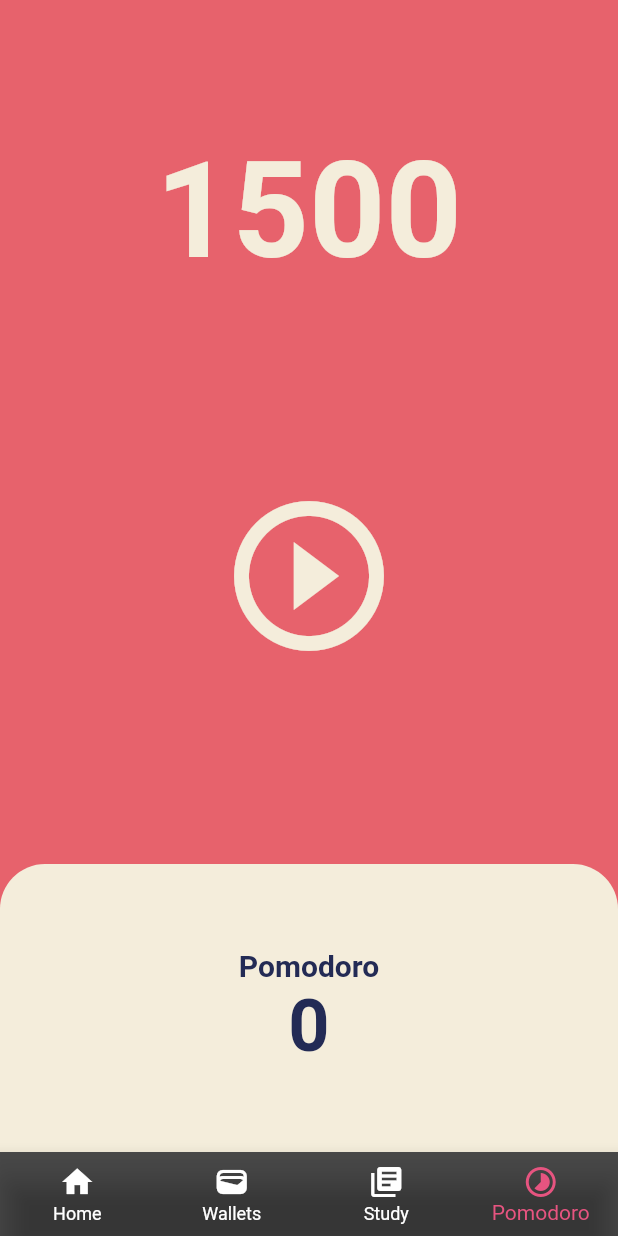
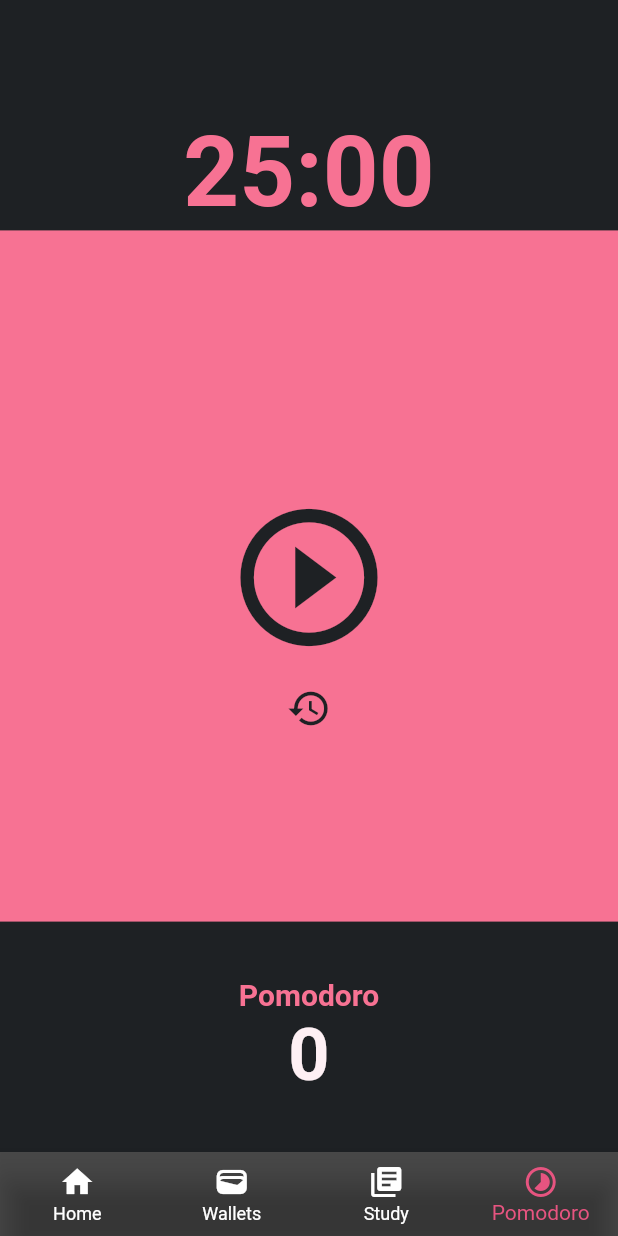
Before and after one commit to GangOn0215/flutter-toonfilx, a Flutter app: the screen it shows after launch, item 4 of the bottom bar chosen, on a phone screen of 412 x 824 dp. Run offline on Flutter 3.47's test engine with Material 2 defaults, Android fonts, the phone set to English and light mode, and no system bars.

Commit message:
#5.4 Code Challenge

```diff
--- a/lib/screens/pomodoro_screen.dart
+++ b/lib/screens/pomodoro_screen.dart
@@ -10,18 +10,61 @@ class PomodoroScreen extends StatefulWidget {
 }
 
 class _PomodoroScreenState extends State<PomodoroScreen> {
-  final _backgroundColor = const Color(0xFFE7626C);
-  final _textHeadline1 = const Color(0xFF232B55);
-  final _cardColor = const Color(0xFFF4EDDB);
+  final _backgroundColor = const Color(0XFFF77293);
+  final _cardColor = const Color(0XFFFEF0F4);
+  final _mainBlackColor = const Color(0xFF1E2124);
 
-  int totalSeconds = 1500; // 총시간
+  static const initSeconds = 1500;
+
+  int totalSeconds = 0; // 총시간
+  int currentMin = 0;
+  int currentSec = 0;
   int totalPomodoro = 0;
   bool isRunning = false; // 돌아가는 중?
   late Timer timer;
 
+  String formatZero(int nMinSec) {
+    if (nMinSec < 10) {
+      return '0$nMinSec';
+    } else {
+      return '$nMinSec';
+    }
+  }
+
+  @override
+  void initState() {
+    super.initState();
+
+    reset(isEnd: false);
+    // reset(false);
+  }
+
+  void reset({required bool isEnd}) {
+    totalSeconds = initSeconds;
+    calMinSec();
+
+    if (isEnd) {
+      onPausePressed();
+    }
+  }
+
+  void calMinSec() {
+    currentMin = totalSeconds ~/ 60;
+    currentSec = (totalSeconds % 60).toInt();
+  }
+
   void onTick(Timer timer) {
+    if (totalSeconds <= 0) {
+      reset(isEnd: true);
+      totalPomodoro += 1;
+
+      return;
+    }
+
     setState(() {
       totalSeconds -= 1;
+
+      calMinSec();
     });
   }
 
@@ -45,11 +88,7 @@ class _PomodoroScreenState extends State<PomodoroScreen> {
   }
 
   void onReset() {
-    timer.cancel();
-    setState(() {
-      isRunning = false;
-      totalSeconds = 1500;
-    });
+    reset(isEnd: true);
   }
 
   @override
@@ -61,31 +100,48 @@ class _PomodoroScreenState extends State<PomodoroScreen> {
           Flexible(
             flex: 1,
             child: Container(
+              color: _mainBlackColor,
               alignment: Alignment.bottomCenter,
               child: Text(
-                '$totalSeconds',
+                '${formatZero(currentMin)}:${formatZero(currentSec)}',
                 style: TextStyle(
-                  color: _cardColor,
-                  fontSize: 89,
+                  color: _backgroundColor,
+                  fontSize: 65,
                   fontWeight: FontWeight.w600,
                 ),
               ),
             ),
           ),
           Flexible(
-            flex: 2,
-            child: Container(
-              alignment: Alignment.center,
+            flex: 3,
+            child: Column(
+              mainAxisAlignment: MainAxisAlignment.center,
+              children: [
+                Transform.translate(
+                  offset: const Offset(0, 25),
                   child: IconButton(
-                iconSize: 120,
+                    iconSize: 110,
                     icon: Icon(
                       isRunning
-                      ? Icons.pause_circle_filled_outlined
+                          ? Icons.pause_circle_outline_outlined
                           : Icons.play_circle_outline_outlined,
-                  color: _cardColor,
+                      color: _mainBlackColor,
                     ),
                     onPressed: isRunning ? onPausePressed : onStartPressed,
                   ),
+                ),
+                Transform.translate(
+                  offset: const Offset(0, 25),
+                  child: IconButton(
+                    iconSize: 30,
+                    icon: Icon(
+                      Icons.restore,
+                      color: _mainBlackColor,
+                    ),
+                    onPressed: onReset,
+                  ),
+                ),
+              ],
             ),
           ),
           Flexible(
@@ -94,33 +150,18 @@ class _PomodoroScreenState extends State<PomodoroScreen> {
               children: [
                 Expanded(
                   child: Container(
-                    decoration: BoxDecoration(
-                      color: _cardColor,
-                      borderRadius: const BorderRadius.only(
-                        topLeft: Radius.circular(30),
-                        topRight: Radius.circular(30),
-                      ),
-                    ),
+                    color: _mainBlackColor,
                     child: Column(
                       mainAxisAlignment: MainAxisAlignment.center,
                       children: [
-                        isRunning
-                            ? IconButton(
-                                onPressed: onReset,
-                                iconSize: 50,
-                                icon: Icon(
-                                  Icons.restore,
-                                  color: _textHeadline1,
-                                ),
-                              )
-                            : Column(
+                        Column(
                           children: [
                             Text(
                               'Pomodoro',
                               style: TextStyle(
                                 fontSize: 20,
                                 fontWeight: FontWeight.w600,
-                                      color: _textHeadline1,
+                                color: _backgroundColor,
                               ),
                             ),
                             Text(
@@ -128,7 +169,7 @@ class _PomodoroScreenState extends State<PomodoroScreen> {
                               style: TextStyle(
                                 fontSize: 48,
                                 fontWeight: FontWeight.w600,
-                                      color: _textHeadline1,
+                                color: _cardColor,
                               ),
                             ),
                           ],
```
Lines whose indentation alone changed are shown as unchanged.
